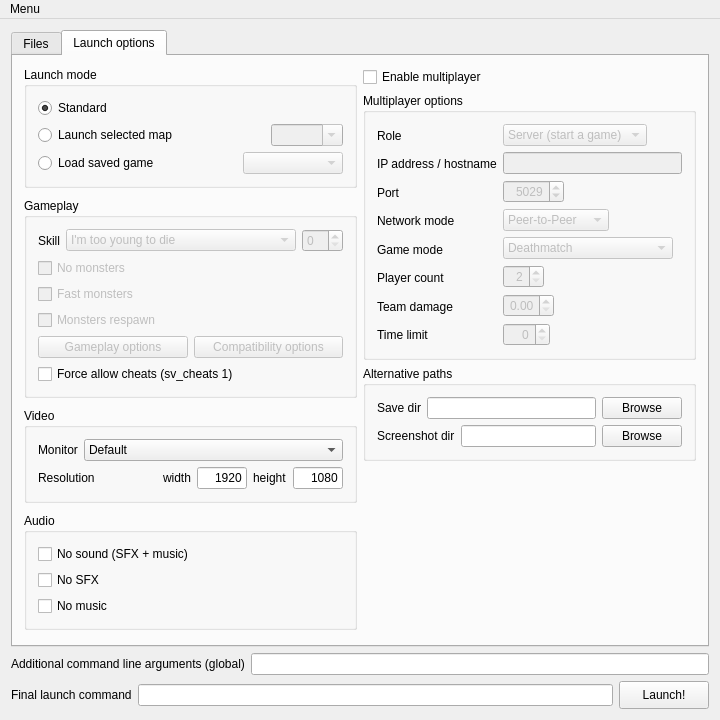
This is Forms/MainWindow.ui in Youda008/DoomRunner as Qt 5 draws it before an edit. The edited form follows.
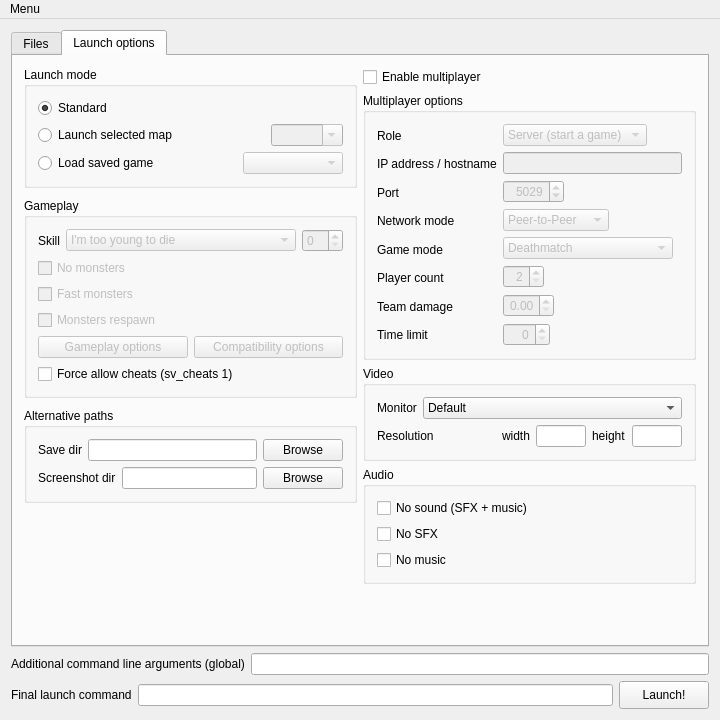
This is the edited form. The open tabs and pages were chosen to show the change. Custom widgets are drawn as their Qt base class.

Commit message: moved UI elements around to save some space

```diff
--- a/Forms/MainWindow.ui
+++ b/Forms/MainWindow.ui
@@ -715,152 +715,56 @@
            </widget>
           </item>
           <item>
-           <widget class="QGroupBox" name="videoGrpBox">
+           <widget class="QGroupBox" name="pathsGrpBox">
             <property name="title">
-             <string>Video</string>
+             <string>Alternative paths</string>
             </property>
-            <layout class="QVBoxLayout" name="verticalLayout_17">
+            <layout class="QVBoxLayout" name="verticalLayout_19">
              <item>
-              <layout class="QHBoxLayout" name="horizontalLayout_13">
+              <layout class="QHBoxLayout" name="horizontalLayout_25">
                <item>
-                <widget class="QLabel" name="monitorLabel">
+                <widget class="QLabel" name="saveDirLabel">
                  <property name="text">
-                  <string>Monitor</string>
+                  <string>Save dir</string>
                  </property>
                 </widget>
                </item>
                <item>
-                <widget class="QComboBox" name="monitorCmbBox">
-                 <property name="sizePolicy">
-                  <sizepolicy hsizetype="Expanding" vsizetype="Fixed">
-                   <horstretch>0</horstretch>
-                   <verstretch>0</verstretch>
-                  </sizepolicy>
+                <widget class="QLineEdit" name="saveDirLine"/>
+               </item>
+               <item>
+                <widget class="QPushButton" name="saveDirBtn">
+                 <property name="text">
+                  <string>Browse</string>
                  </property>
-                 <item>
-                  <property name="text">
-                   <string>Default</string>
-                  </property>
-                 </item>
                 </widget>
                </item>
               </layout>
              </item>
              <item>
-              <layout class="QHBoxLayout" name="horizontalLayout_21">
+              <layout class="QHBoxLayout" name="horizontalLayout_26">
                <item>
-                <widget class="QLabel" name="resolutionLabel">
+                <widget class="QLabel" name="screenshotDirLabel">
                  <property name="text">
-                  <string>Resolution</string>
+                  <string>Screenshot dir</string>
                  </property>
                 </widget>
                </item>
                <item>
-                <spacer name="horizontalSpacer_10">
-                 <property name="orientation">
-                  <enum>Qt::Horizontal</enum>
-                 </property>
-                 <property name="sizeHint" stdset="0">
-                  <size>
-                   <width>40</width>
-                   <height>20</height>
-                  </size>
-                 </property>
-                </spacer>
+                <widget class="QLineEdit" name="screenshotDirLine"/>
                </item>
                <item>
-                <widget class="QLabel" name="resolutionXLabel">
+                <widget class="QPushButton" name="screenshotDirBtn">
                  <property name="text">
-                  <string>width</string>
+                  <string>Browse</string>
                  </property>
                 </widget>
                </item>
-               <item>
-                <widget class="QLineEdit" name="resolutionXLine">
-                 <property name="sizePolicy">
-                  <sizepolicy hsizetype="Maximum" vsizetype="Fixed">
-                   <horstretch>0</horstretch>
-                   <verstretch>0</verstretch>
-                  </sizepolicy>
-                 </property>
-                 <property name="maximumSize">
-                  <size>
-                   <width>50</width>
-                   <height>16777215</height>
-                  </size>
-                 </property>
-                 <property name="text">
-                  <string>1920</string>
-                 </property>
-                 <property name="alignment">
-                  <set>Qt::AlignRight|Qt::AlignTrailing|Qt::AlignVCenter</set>
-                 </property>
-                </widget>
-               </item>
-               <item>
-                <widget class="QLabel" name="resolutionYLabel">
-                 <property name="text">
-                  <string>height</string>
-                 </property>
-                </widget>
-               </item>
-               <item>
-                <widget class="QLineEdit" name="resolutionYLine">
-                 <property name="sizePolicy">
-                  <sizepolicy hsizetype="Maximum" vsizetype="Fixed">
-                   <horstretch>0</horstretch>
-                   <verstretch>0</verstretch>
-                  </sizepolicy>
-                 </property>
-                 <property name="maximumSize">
-                  <size>
-                   <width>50</width>
-                   <height>16777215</height>
-                  </size>
-                 </property>
-                 <property name="text">
-                  <string>1080</string>
-                 </property>
-                 <property name="alignment">
-                  <set>Qt::AlignRight|Qt::AlignTrailing|Qt::AlignVCenter</set>
-                 </property>
-                </widget>
-               </item>
               </layout>
              </item>
             </layout>
            </widget>
           </item>
-          <item>
-           <widget class="QGroupBox" name="audioGrpBox">
-            <property name="title">
-             <string>Audio</string>
-            </property>
-            <layout class="QVBoxLayout" name="verticalLayout_18">
-             <item>
-              <widget class="QCheckBox" name="noSoundChkBox">
-               <property name="text">
-                <string>No sound (SFX + music)</string>
-               </property>
-              </widget>
-             </item>
-             <item>
-              <widget class="QCheckBox" name="noSfxChkBox">
-               <property name="text">
-                <string>No SFX</string>
-               </property>
-              </widget>
-             </item>
-             <item>
-              <widget class="QCheckBox" name="noMusicChkBox">
-               <property name="text">
-                <string>No music</string>
-               </property>
-              </widget>
-             </item>
-            </layout>
-           </widget>
-          </item>
           <item>
            <spacer name="verticalSpacer">
             <property name="orientation">
@@ -1300,56 +1204,152 @@
            </widget>
           </item>
           <item>
-           <widget class="QGroupBox" name="pathsGrpBox">
+           <widget class="QGroupBox" name="videoGrpBox">
             <property name="title">
-             <string>Alternative paths</string>
+             <string>Video</string>
             </property>
-            <layout class="QVBoxLayout" name="verticalLayout_19">
+            <layout class="QVBoxLayout" name="verticalLayout_17">
              <item>
-              <layout class="QHBoxLayout" name="horizontalLayout_25">
+              <layout class="QHBoxLayout" name="horizontalLayout_13">
                <item>
-                <widget class="QLabel" name="saveDirLabel">
+                <widget class="QLabel" name="monitorLabel">
                  <property name="text">
-                  <string>Save dir</string>
+                  <string>Monitor</string>
                  </property>
                 </widget>
                </item>
                <item>
-                <widget class="QLineEdit" name="saveDirLine"/>
-               </item>
-               <item>
-                <widget class="QPushButton" name="saveDirBtn">
-                 <property name="text">
-                  <string>Browse</string>
+                <widget class="QComboBox" name="monitorCmbBox">
+                 <property name="sizePolicy">
+                  <sizepolicy hsizetype="Expanding" vsizetype="Fixed">
+                   <horstretch>0</horstretch>
+                   <verstretch>0</verstretch>
+                  </sizepolicy>
                  </property>
+                 <item>
+                  <property name="text">
+                   <string>Default</string>
+                  </property>
+                 </item>
                 </widget>
                </item>
               </layout>
              </item>
              <item>
-              <layout class="QHBoxLayout" name="horizontalLayout_26">
+              <layout class="QHBoxLayout" name="horizontalLayout_21">
                <item>
-                <widget class="QLabel" name="screenshotDirLabel">
+                <widget class="QLabel" name="resolutionLabel">
                  <property name="text">
-                  <string>Screenshot dir</string>
+                  <string>Resolution</string>
                  </property>
                 </widget>
                </item>
                <item>
-                <widget class="QLineEdit" name="screenshotDirLine"/>
+                <spacer name="horizontalSpacer_10">
+                 <property name="orientation">
+                  <enum>Qt::Horizontal</enum>
+                 </property>
+                 <property name="sizeHint" stdset="0">
+                  <size>
+                   <width>40</width>
+                   <height>20</height>
+                  </size>
+                 </property>
+                </spacer>
                </item>
                <item>
-                <widget class="QPushButton" name="screenshotDirBtn">
+                <widget class="QLabel" name="resolutionXLabel">
                  <property name="text">
-                  <string>Browse</string>
+                  <string>width</string>
                  </property>
                 </widget>
                </item>
+               <item>
+                <widget class="QLineEdit" name="resolutionXLine">
+                 <property name="sizePolicy">
+                  <sizepolicy hsizetype="Maximum" vsizetype="Fixed">
+                   <horstretch>0</horstretch>
+                   <verstretch>0</verstretch>
+                  </sizepolicy>
+                 </property>
+                 <property name="maximumSize">
+                  <size>
+                   <width>50</width>
+                   <height>16777215</height>
+                  </size>
+                 </property>
+                 <property name="text">
+                  <string/>
+                 </property>
+                 <property name="alignment">
+                  <set>Qt::AlignRight|Qt::AlignTrailing|Qt::AlignVCenter</set>
+                 </property>
+                </widget>
+               </item>
+               <item>
+                <widget class="QLabel" name="resolutionYLabel">
+                 <property name="text">
+                  <string>height</string>
+                 </property>
+                </widget>
+               </item>
+               <item>
+                <widget class="QLineEdit" name="resolutionYLine">
+                 <property name="sizePolicy">
+                  <sizepolicy hsizetype="Maximum" vsizetype="Fixed">
+                   <horstretch>0</horstretch>
+                   <verstretch>0</verstretch>
+                  </sizepolicy>
+                 </property>
+                 <property name="maximumSize">
+                  <size>
+                   <width>50</width>
+                   <height>16777215</height>
+                  </size>
+                 </property>
+                 <property name="text">
+                  <string/>
+                 </property>
+                 <property name="alignment">
+                  <set>Qt::AlignRight|Qt::AlignTrailing|Qt::AlignVCenter</set>
+                 </property>
+                </widget>
+               </item>
               </layout>
              </item>
             </layout>
            </widget>
           </item>
+          <item>
+           <widget class="QGroupBox" name="audioGrpBox">
+            <property name="title">
+             <string>Audio</string>
+            </property>
+            <layout class="QVBoxLayout" name="verticalLayout_18">
+             <item>
+              <widget class="QCheckBox" name="noSoundChkBox">
+               <property name="text">
+                <string>No sound (SFX + music)</string>
+               </property>
+              </widget>
+             </item>
+             <item>
+              <widget class="QCheckBox" name="noSfxChkBox">
+               <property name="text">
+                <string>No SFX</string>
+               </property>
+              </widget>
+             </item>
+             <item>
+              <widget class="QCheckBox" name="noMusicChkBox">
+               <property name="text">
+                <string>No music</string>
+               </property>
+              </widget>
+             </item>
+            </layout>
+           </widget>
+          </item>
           <item>
            <spacer name="verticalSpacer_2">
             <property name="orientation">
```
